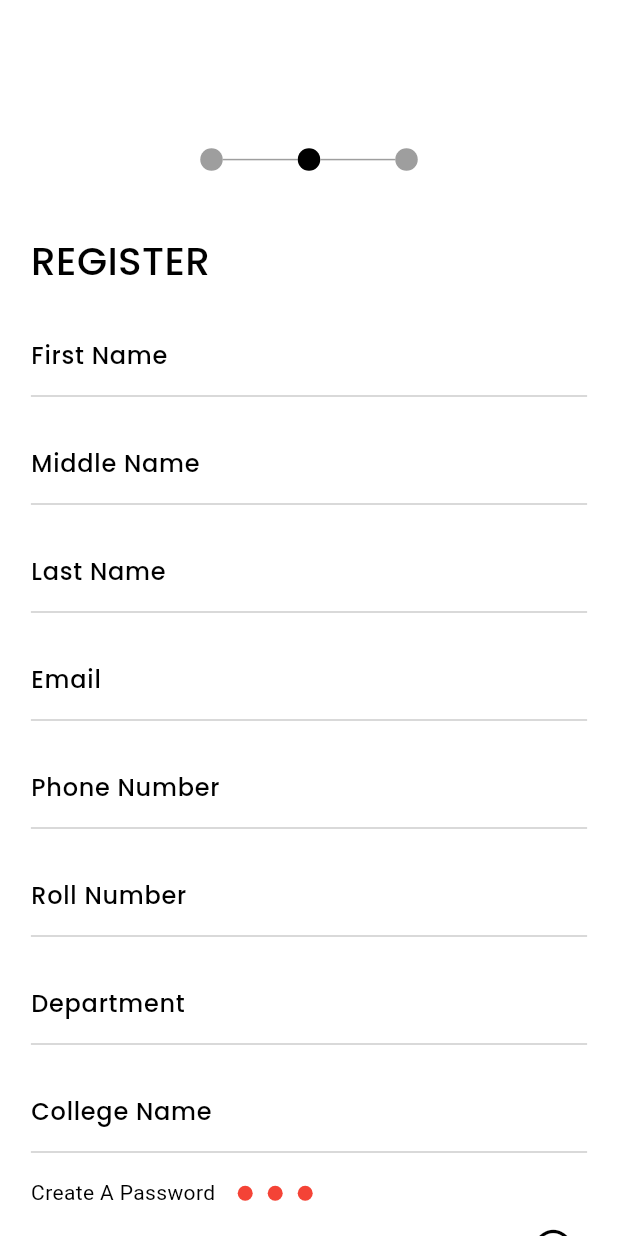
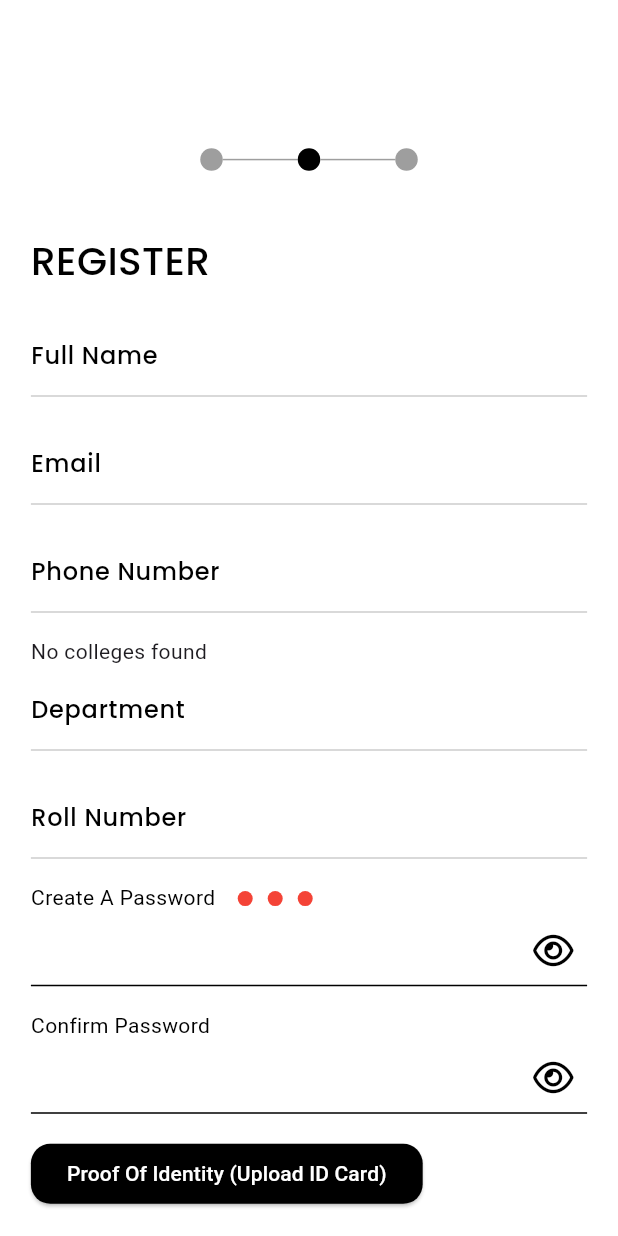
Before and after one commit to nirrav/bharatsocials, a Flutter app: the RegistrationPage screen opened directly, after a tap on "volunteer", on a phone screen of 412 x 824 dp. Run offline on Flutter 3.47's test engine with Material 3 defaults, Android fonts, the phone set to English and light mode, and no system bars; our stand-ins replace cloud_firestore, firebase_auth, firebase_core, firebase_messaging, firebase_storage, flutter_local_notifications and 6 more; accounts and stored records are empty.

Commit message:
changed the register backedn  oh shit now gimme add another backend

```diff
--- a/lib/login/register.dart
+++ b/lib/login/register.dart
@@ -29,13 +29,13 @@ class _RegistrationPageState extends State<RegistrationPage> {
   TextEditingController passwordController = TextEditingController();
   TextEditingController confirmPasswordController = TextEditingController();
   TextEditingController firstNameController = TextEditingController();
-  TextEditingController middleNameController = TextEditingController();
-  TextEditingController lastNameController = TextEditingController();
+
   TextEditingController phoneNoController = TextEditingController();
   TextEditingController rollNoController = TextEditingController();
   TextEditingController departmentController = TextEditingController();
   TextEditingController collegeNameController = TextEditingController();
   TextEditingController emailController = TextEditingController();
+  List<String> collegeNames = [];
 
 // Controllers for NGO form
   TextEditingController organizationNameController = TextEditingController();
@@ -57,8 +57,7 @@ class _RegistrationPageState extends State<RegistrationPage> {
     passwordController.dispose();
     confirmPasswordController.dispose();
     firstNameController.dispose();
-    middleNameController.dispose();
-    lastNameController.dispose();
+
     phoneNoController.dispose();
     rollNoController.dispose();
     departmentController.dispose();
@@ -100,8 +99,22 @@ class _RegistrationPageState extends State<RegistrationPage> {
   @override
   void initState() {
     super.initState();
+    _fetchCollegeNames();
+
     Future.delayed(Duration.zero, () {
       _showRoleSelectionDialog();
+    });
+  }
+
+  void _fetchCollegeNames() async {
+    QuerySnapshot snapshot =
+        await FirebaseFirestore.instance.collection('admins').get();
+    setState(() {
+      collegeNames = snapshot.docs
+          .where((doc) =>
+              doc['adminRole'] == 'college' && doc['collegeName'] != null)
+          .map((doc) => doc['collegeName'] as String)
+          .toList();
     });
   }
 
@@ -362,30 +375,33 @@ class _RegistrationPageState extends State<RegistrationPage> {
       // Firestore data save
       Map<String, dynamic> userData = {
         'email': emailController.text,
-        'image': imageUrl,
-        'isVerified': false,
-        'fcmToken': fcmToken, // Store the FCM token
+
       };
 
       // Store user data based on the role
       if (selectedRole == 'volunteer') {
         userData.addAll({
-          'first_name': firstNameController.text,
-          'middle_name': middleNameController.text,
-          'last_name': lastNameController.text,
+          'name': firstNameController.text,
+
           'phone': phoneNoController.text,
-          'roll_no': rollNoController.text,
+          'rollno': rollNoController.text,
           'department': departmentController.text,
-          'college_name': collegeNameController.text,
+          'collegeName': collegeNameController.text,
           'role': "volunteer",
+                  'image': imageUrl,
+          'isVerified': false,
+          'fcmToken': fcmToken, // Store the FCM token
         });
         await FirebaseFirestore.instance.collection('volunteers').add(userData);
       } else if (selectedRole == 'ngo') {
         userData.addAll({
-          'organization_name': organizationNameController.text,
-          'contact_number': contactNumberController.text,
+          'name': organizationNameController.text,
+          'phone': contactNumberController.text,
           'city': cityController.text,
           'role': "ngo",
+                  'image': imageUrl,
+          'isVerified': false,
+          'fcmToken': fcmToken, // Store the FCM token
         });
         await FirebaseFirestore.instance.collection('ngos').add(userData);
       }
@@ -431,8 +447,7 @@ class _RegistrationPageState extends State<RegistrationPage> {
   void _clearFormFields() {
     // Clear all text fields
     firstNameController.clear();
-    middleNameController.clear();
-    lastNameController.clear();
+
     phoneNoController.clear();
     rollNoController.clear();
     departmentController.clear();
@@ -484,10 +499,7 @@ class _RegistrationPageState extends State<RegistrationPage> {
         print("First name is empty for Volunteer.");
         return false;
       }
-      if (lastNameController.text.isEmpty) {
-        print("Last name is empty for Volunteer.");
-        return false;
-      }
+
       if (rollNoController.text.isEmpty) {
         print("Roll number is empty for Volunteer.");
         return false;
@@ -541,18 +553,8 @@ class _RegistrationPageState extends State<RegistrationPage> {
       crossAxisAlignment: CrossAxisAlignment.start,
       children: [
         TextFieldWidget(
-          label: 'First Name',
+          label: 'Full Name',
           controller: firstNameController,
-          isDarkMode: isDarkMode,
-        ),
-        TextFieldWidget(
-          label: 'Middle Name',
-          controller: middleNameController,
-          isDarkMode: isDarkMode,
-        ),
-        TextFieldWidget(
-          label: 'Last Name',
-          controller: lastNameController,
           isDarkMode: isDarkMode,
         ),
         TextFieldWidget(
@@ -565,37 +567,25 @@ class _RegistrationPageState extends State<RegistrationPage> {
           controller: phoneNoController,
           isDarkMode: isDarkMode,
         ),
+        _buildCollegeNameDropdown(isDarkMode),
+        TextFieldWidget(
+          label: 'Department',
+          controller: departmentController,
+          isDarkMode: isDarkMode,
+        ),
         TextFieldWidget(
           label: 'Roll Number',
           controller: rollNoController,
           isDarkMode: isDarkMode,
         ),
-        TextFieldWidget(
-          label: 'Department',
-          controller: departmentController,
-          isDarkMode: isDarkMode,
-        ),
-        _buildCollegeNameDropdown(isDarkMode),
       ],
     );
   }
 
   Widget _buildCollegeNameDropdown(bool isDarkMode) {
-    return StreamBuilder<QuerySnapshot>(
-        stream: FirebaseFirestore.instance.collection('admins').snapshots(),
-        builder: (context, snapshot) {
-          if (snapshot.connectionState == ConnectionState.waiting) {
-            return CircularProgressIndicator();
+    if (collegeNames.isEmpty) {
+      return Text("No colleges found");
     }
-
-          if (snapshot.hasError) {
-            return Text('Error: ${snapshot.error}');
-          }
-
-          // Extract the college names from the fetched data
-          List<String> collegeNames = snapshot.data!.docs
-              .map((doc) => doc['college_name'] as String)
-              .toList();
 
     return Autocomplete<String>(
       optionsBuilder: (TextEditingValue textEditingValue) {
@@ -616,27 +606,6 @@ class _RegistrationPageState extends State<RegistrationPage> {
       },
       fieldViewBuilder:
           (context, textEditingController, focusNode, onFieldSubmitted) {
-              return Column(
-                children: [
-                  Autocomplete<String>(
-                    optionsBuilder: (TextEditingValue textEditingValue) {
-                      // Show suggestions only when the user starts typing
-                      if (textEditingValue.text.isEmpty) {
-                        return [];
-                      }
-                      // Return filtered college names based on user input
-                      return collegeNames.where((college) {
-                        return college
-                            .toLowerCase()
-                            .contains(textEditingValue.text.toLowerCase());
-                      }).toList();
-                    },
-                    onSelected: (String selectedCollege) {
-                      // Set the selected college name in the controller
-                      collegeNameController.text = selectedCollege;
-                    },
-                    fieldViewBuilder: (context, textEditingController,
-                        focusNode, onFieldSubmitted) {
         return Column(
           children: [
             TextField(
@@ -660,23 +629,15 @@ class _RegistrationPageState extends State<RegistrationPage> {
                   ),
                 ),
               ),
-                            style: TextStyle(
-                                color:
-                                    isDarkMode ? Colors.white : Colors.black),
+              style: TextStyle(color: isDarkMode ? Colors.white : Colors.black),
             ),
-                          // SizedBox added below the TextField
             SizedBox(
-                              height:
-                                  MediaQuery.of(context).size.height * 0.02),
-                        ],
-                      );
-                    },
+              height: MediaQuery.of(context).size.height * 0.02,
             ),
           ],
         );
       },
     );
-        });
   }
 
   Widget _buildNgoForm(bool isDarkMode) {
@@ -684,12 +645,12 @@ class _RegistrationPageState extends State<RegistrationPage> {
       crossAxisAlignment: CrossAxisAlignment.start,
       children: [
         TextFieldWidget(
-          label: 'Organization Name',
+          label: 'NGO Name',
           controller: organizationNameController,
           isDarkMode: isDarkMode,
         ),
         TextFieldWidget(
-          label: 'Organization Email',
+          label: 'NGO Email',
           controller: emailController,
           isDarkMode: isDarkMode,
         ),
```
Also changed, not shown: lib/login/admin_register.dart (+51 -19 lines), lib/login/login.dart (+27 -27 lines). Lines whose indentation alone changed are shown as unchanged.
